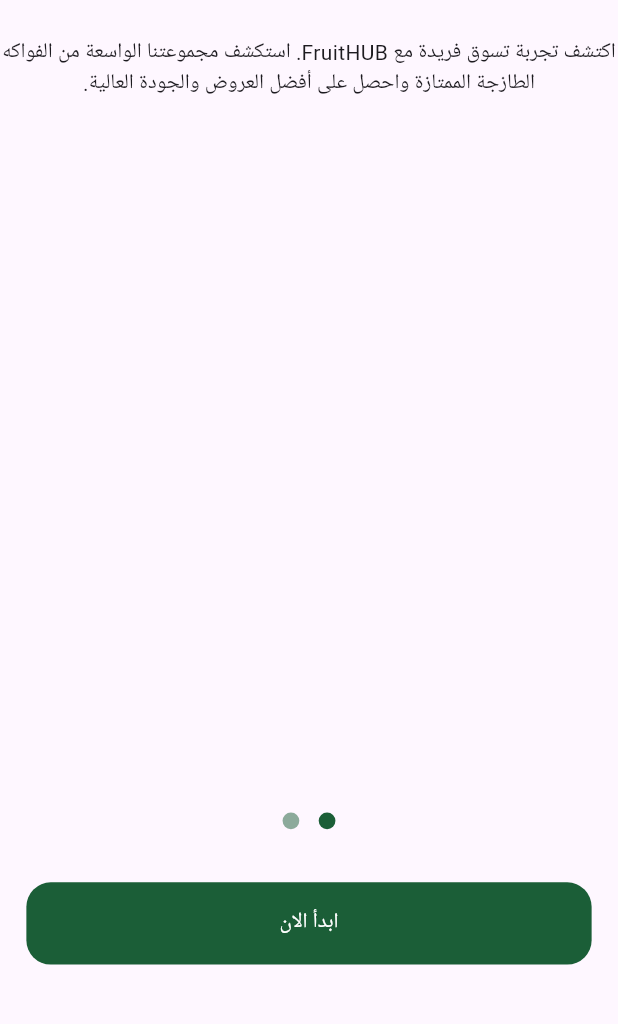
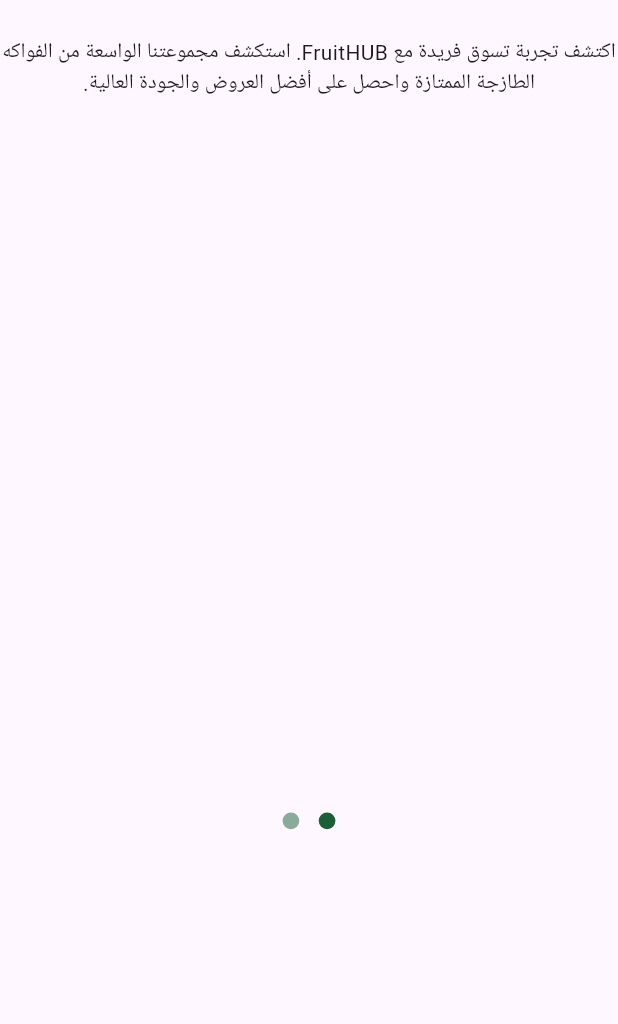
Before and after one commit to ahmedzein74/fruits-hub, a Flutter app: the screen it shows after launch, after a tap on "ابدأ الان", on a phone screen of 412 x 824 dp, the part 206-1230 px from its top. Run offline on Flutter 3.47's test engine with Material 3 defaults, Android fonts, the light colour scheme and no system bars; drawn by our look-alikes of dots_indicator; our stand-ins replace flutter_screenutil; missing offline and left inert: svg_flutter.

Commit message:
Update OnBoarding PageView and View Body
- Added `PageController` to `OnBoardingPageView` to manage page transitions.
- Updated `PageViewItem` to conditionally display content based on the current page index.
- Implemented state management in `OnBoardingViewBody` to handle page changes and update UI elements accordingly.
- Added visibility control for the "ابدأ الان" button to only show on the last page.
- Updated `DotsIndicator` to reflect the current page index with active and inactive dot colors.

```diff
--- a/lib/features/on_boarding/presentation/views/widgets/on_boarding_page_view.dart
+++ b/lib/features/on_boarding/presentation/views/widgets/on_boarding_page_view.dart
@@ -3,16 +3,21 @@ import 'package:fruits_hub/core/utils/app_images.dart';
 import 'package:fruits_hub/features/on_boarding/presentation/views/widgets/page_view_item.dart';
 
 class OnBoardingPageView extends StatelessWidget {
-  const OnBoardingPageView({super.key});
+  const OnBoardingPageView({super.key, required this.pageController});
+  final PageController pageController;
 
   @override
   Widget build(BuildContext context) {
     return PageView(
-      children: const [
+      controller: pageController,
+      children: [
         PageViewItem(
+          isVisible:
+              (pageController.hasClients ? pageController.page!.round() : 0) ==
+                  0,
           image: Assets.assetsImagesPageViewItem1Image,
           backgroundImage: Assets.assetsImagesPageViewItem1Background,
-          title: Row(
+          title: const Row(
             mainAxisAlignment: MainAxisAlignment.center,
             children: [
               Text('مرحبًا بك في'),
@@ -24,9 +29,12 @@ class OnBoardingPageView extends StatelessWidget {
               'اكتشف تجربة تسوق فريدة مع FruitHUB. استكشف مجموعتنا الواسعة من الفواكه الطازجة الممتازة واحصل على أفضل العروض والجودة العالية.',
         ),
         PageViewItem(
+          isVisible:
+              (pageController.hasClients ? pageController.page!.round() : 0) !=
+                  1,
           image: Assets.assetsImagesPageViewItem2Image,
           backgroundImage: Assets.assetsImagesPageViewItem2Background,
-          title: Row(),
+          title: const Row(),
           subtitle:
               'نقدم لك أفضل الفواكه المختارة بعناية. اطلع على التفاصيل والصور والتقييمات لتتأكد من اختيار الفاكهة المثالية',
         ),
--- a/lib/features/on_boarding/presentation/views/widgets/on_boarding_view_body.dart
+++ b/lib/features/on_boarding/presentation/views/widgets/on_boarding_view_body.dart
@@ -5,15 +5,41 @@ import 'package:fruits_hub/core/utils/colors.dart';
 import 'package:fruits_hub/core/widgets/custom_button.dart';
 import 'package:fruits_hub/features/on_boarding/presentation/views/widgets/on_boarding_page_view.dart';
 
-class OnBoardingViewBody extends StatelessWidget {
+class OnBoardingViewBody extends StatefulWidget {
   const OnBoardingViewBody({super.key});
+
+  @override
+  State<OnBoardingViewBody> createState() => _OnBoardingViewBodyState();
+}
+
+class _OnBoardingViewBodyState extends State<OnBoardingViewBody> {
+  late PageController pageController;
+  int currentIndex = 0;
+  @override
+  void initState() {
+    pageController = PageController();
+    pageController.addListener(() {
+      setState(() {
+        currentIndex = pageController.page!.round();
+      });
+    });
+    super.initState();
+  }
+
+  @override
+  void dispose() {
+    pageController.dispose();
+    super.dispose();
+  }
 
   @override
   Widget build(BuildContext context) {
     return Column(
       children: [
-        const Expanded(
-          child: OnBoardingPageView(),
+        Expanded(
+          child: OnBoardingPageView(
+            pageController: pageController,
+          ),
         ),
         DotsIndicator(
           dotsCount: 2,
@@ -21,12 +47,20 @@ class OnBoardingViewBody extends StatelessWidget {
               activeSize: Size(11.w, 11.h),
               size: Size(11.w, 11.h),
               activeColor: ColorsManager.primaryColor,
-              color: ColorsManager.primaryColor.withOpacity(0.5)),
+              color: currentIndex == 1
+                  ? ColorsManager.primaryColor
+                  : ColorsManager.primaryColor.withOpacity(0.5)),
         ),
         SizedBox(height: 29.h),
-        Padding(
-          padding: EdgeInsets.symmetric(horizontal: 16.0.w),
-          child: CustomButton(onPressed: () {}, text: 'ابدأ الان'),
+        Visibility(
+          visible: currentIndex == 1 ? true : false,
+          maintainState: true,
+          maintainSize: true,
+          maintainAnimation: true,
+          child: Padding(
+            padding: EdgeInsets.symmetric(horizontal: 16.0.w),
+            child: CustomButton(onPressed: () {}, text: 'ابدأ الان'),
+          ),
         ),
         SizedBox(height: 43.h),
       ],
--- a/lib/features/on_boarding/presentation/views/widgets/page_view_item.dart
+++ b/lib/features/on_boarding/presentation/views/widgets/page_view_item.dart
@@ -1,6 +1,5 @@
 import 'package:flutter/material.dart';
 import 'package:flutter_screenutil/flutter_screenutil.dart';
-import 'package:fruits_hub/main.dart';
 import 'package:svg_flutter/svg.dart';
 
 class PageViewItem extends StatelessWidget {
@@ -9,10 +8,12 @@ class PageViewItem extends StatelessWidget {
       required this.image,
       required this.backgroundImage,
       required this.title,
-      required this.subtitle});
+      required this.subtitle,
+      required this.isVisible});
   final String image, backgroundImage;
   final String subtitle;
   final Widget title;
+  final bool isVisible;
   @override
   Widget build(BuildContext context) {
     return Column(
@@ -32,9 +33,12 @@ class PageViewItem extends StatelessWidget {
               left: 0,
               child: SvgPicture.asset(image),
             ),
-            const Padding(
-              padding: EdgeInsets.all(16.0),
-              child: Text('تخط'),
+            Visibility(
+              visible: isVisible,
+              child: const Padding(
+                padding: EdgeInsets.all(16.0),
+                child: Text('تخط'),
+              ),
             ),
           ],
         ),
```
